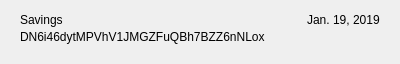
Qt form src/qt/digiwage/forms/myaddressrow.ui (digiwage/digiwage) before a commit.
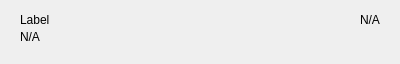
The same form after that commit.

What changed in the file:
```diff
--- a/src/qt/digiwage/forms/myaddressrow.ui
+++ b/src/qt/digiwage/forms/myaddressrow.ui
@@ -34,7 +34,7 @@
      <item>
       <widget class="QLabel" name="labelName">
        <property name="text">
-        <string>Savings</string>
+        <string notr="true">Label</string>
        </property>
       </widget>
      </item>
@@ -54,7 +54,7 @@
      <item>
       <widget class="QLabel" name="labelDate">
        <property name="text">
-        <string>Jan. 19, 2019</string>
+        <string notr="true">N/A</string>
        </property>
       </widget>
      </item>
@@ -63,7 +63,7 @@
    <item>
     <widget class="QLabel" name="labelAddress">
      <property name="text">
-      <string>DN6i46dytMPVhV1JMGZFuQBh7BZZ6nNLox</string>
+      <string notr="true">N/A</string>
      </property>
     </widget>
    </item>
```
Left out of the diff: 2 changed lines with no effect on the pictures.
